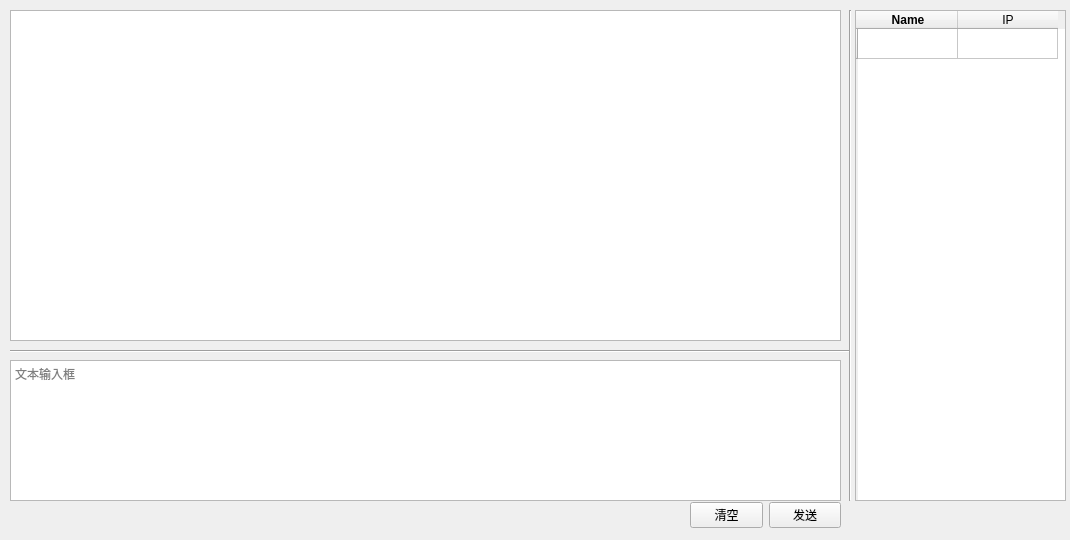
Before: the Qt Designer form Src/client/client_chat.ui in Nunite/Cyber_Internet, drawn with Qt 5.
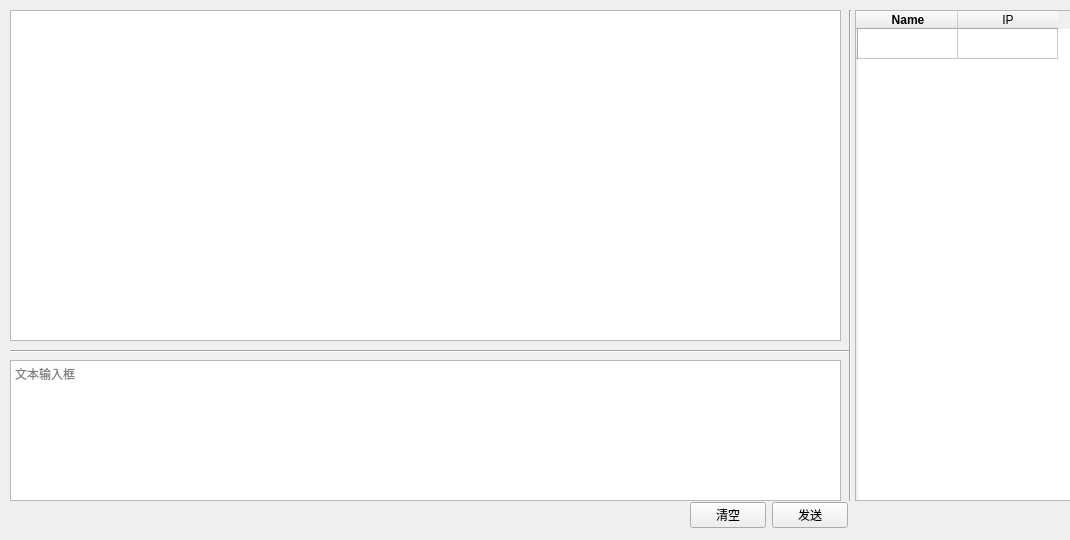
After: the same form once the commit is applied.

Diff of the .ui file:
```diff
--- a/Src/client/client_chat.ui
+++ b/Src/client/client_chat.ui
@@ -59,7 +59,7 @@
     <rect>
      <x>855</x>
      <y>10</y>
-     <width>211</width>
+     <width>221</width>
      <height>491</height>
     </rect>
    </property>
@@ -69,9 +69,39 @@
      <verstretch>1</verstretch>
     </sizepolicy>
    </property>
+   <property name="cursor" stdset="0">
+    <cursorShape>ArrowCursor</cursorShape>
+   </property>
+   <property name="layoutDirection">
+    <enum>Qt::LeftToRight</enum>
+   </property>
+   <property name="autoFillBackground">
+    <bool>false</bool>
+   </property>
+   <property name="frameShadow">
+    <enum>QFrame::Sunken</enum>
+   </property>
+   <property name="verticalScrollBarPolicy">
+    <enum>Qt::ScrollBarAsNeeded</enum>
+   </property>
+   <property name="sizeAdjustPolicy">
+    <enum>QAbstractScrollArea::AdjustIgnored</enum>
+   </property>
    <property name="editTriggers">
     <set>QAbstractItemView::NoEditTriggers</set>
    </property>
+   <property name="showGrid">
+    <bool>true</bool>
+   </property>
+   <property name="sortingEnabled">
+    <bool>false</bool>
+   </property>
+   <property name="wordWrap">
+    <bool>true</bool>
+   </property>
+   <property name="cornerButtonEnabled">
+    <bool>true</bool>
+   </property>
    <property name="columnCount">
     <number>2</number>
    </property>
@@ -101,7 +131,7 @@
     <rect>
      <x>690</x>
      <y>500</y>
-     <width>151</width>
+     <width>158</width>
      <height>31</height>
     </rect>
    </property>
```
